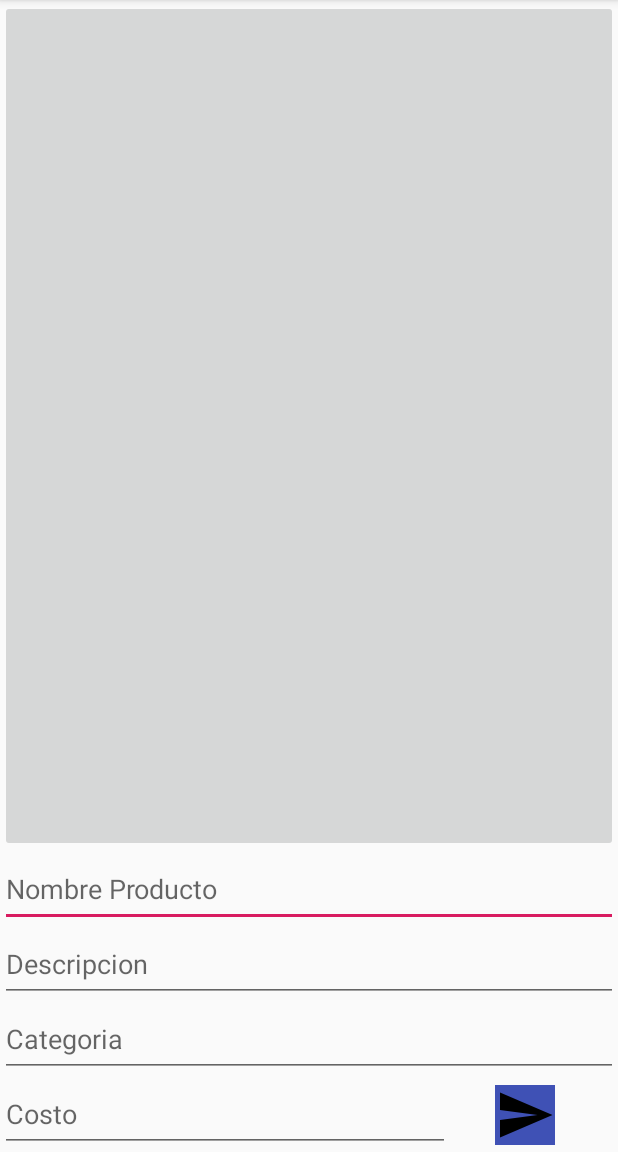
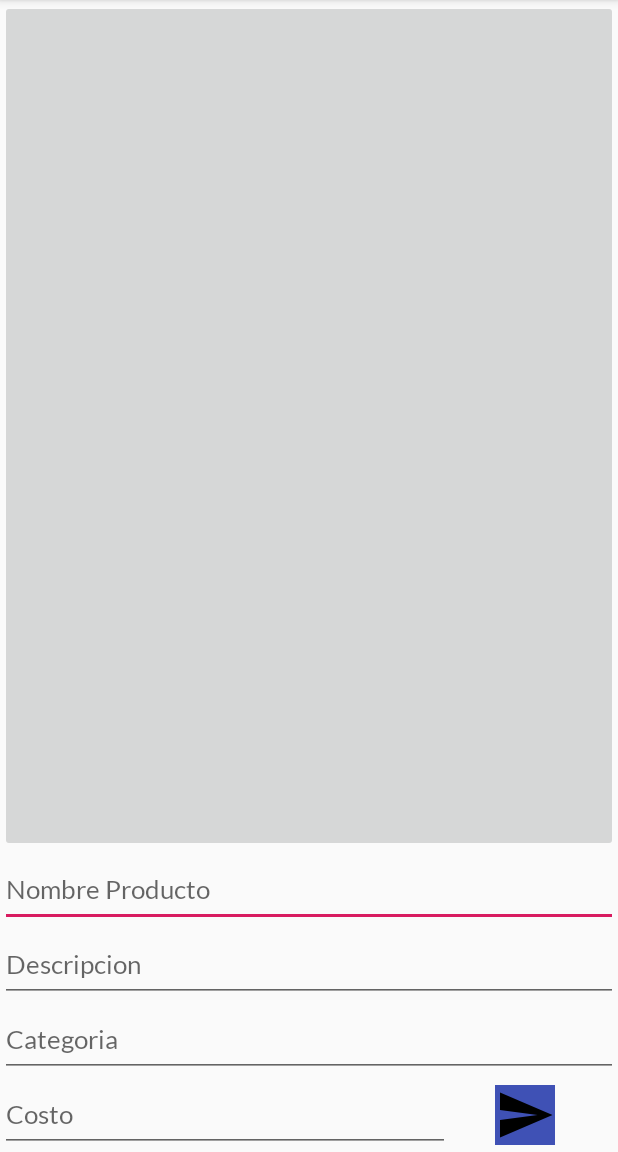
Before and after one commit to gren29/iRopa, an Android app: the Publicacion screen opened directly, with no data from a screen before it, on a phone screen of 412 x 824 dp, the part 84-1236 px from its top. Run offline under Robolectric (Android 15) with nearby library versions, the phone set to English and light mode, and no system bars.

Commit message:
Se acabao la parte de programacion, se necesita el diseño, logo y demas juanto con la base de datos corregida

```diff
--- a/app/src/main/res/layout/activity_publicacion.xml
+++ b/app/src/main/res/layout/activity_publicacion.xml
@@ -4,13 +4,13 @@
     xmlns:tools="http://schemas.android.com/tools"
     android:layout_width="match_parent"
     android:orientation="vertical"
-    android:layout_height="match_parent"
+    android:layout_height="wrap_content"
     tools:context=".Publicacion">
 
     <ImageButton
         android:id="@+id/activityPublicidadImagen"
         android:layout_width="match_parent"
-        android:layout_height="500dp"
+        android:layout_height="610dp"
         android:layout_weight="1"
         tools:srcCompat="@tools:sample/avatars" />
 
@@ -18,24 +18,30 @@
         android:id="@+id/activityPublicidadProducto"
         android:layout_width="match_parent"
         android:layout_height="50dp"
+        android:fontFamily="@font/lato"
         android:hint="Nombre Producto"
-        android:inputType="textPersonName" />
+        android:inputType="textPersonName"
+        android:textSize="17sp" />
 
     <EditText
         android:id="@+id/activityPublicidadDescripcion"
         android:layout_width="match_parent"
         android:layout_height="50dp"
         android:ems="10"
+        android:fontFamily="@font/lato"
         android:hint="Descripcion"
-        android:inputType="textPersonName" />
+        android:inputType="textPersonName"
+        android:textSize="17sp" />
 
     <EditText
         android:id="@+id/activityPublicidadCategoria"
         android:layout_width="match_parent"
         android:layout_height="50dp"
         android:ems="10"
+        android:fontFamily="@font/lato"
         android:hint="Categoria"
-        android:inputType="textPersonName" />
+        android:inputType="textPersonName"
+        android:textSize="17sp" />
 
     <LinearLayout
         android:layout_width="match_parent"
@@ -47,8 +53,10 @@
             android:layout_width="300dp"
             android:layout_height="50dp"
             android:ems="10"
+            android:fontFamily="@font/lato"
             android:hint="Costo"
-                android:inputType="textPersonName" />
+            android:inputType="textPersonName"
+            android:textSize="17sp" />
 
         <ImageButton
             android:id="@+id/activityPublicidadEnviar"
```
Also changed, not shown: app/src/main/res/layout/activity_sign_up_user.xml (+7 -0 lines), app/src/main/res/layout/fragment_fragment_perfil.xml (+38 -29 lines). Lines whose indentation alone changed are shown as unchanged.
